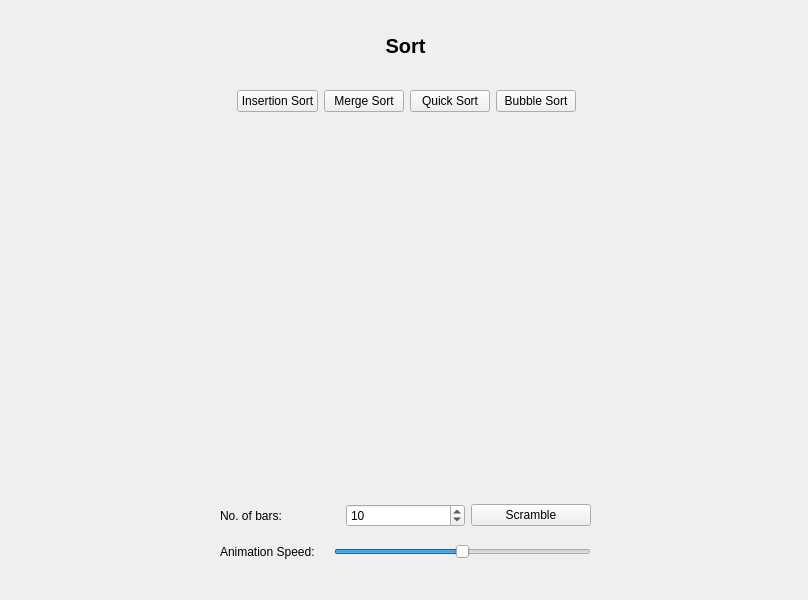
Above: qt_designer.ui from Spoonzio/Sort-and-Shuffle before the change. Below: the same form after it.
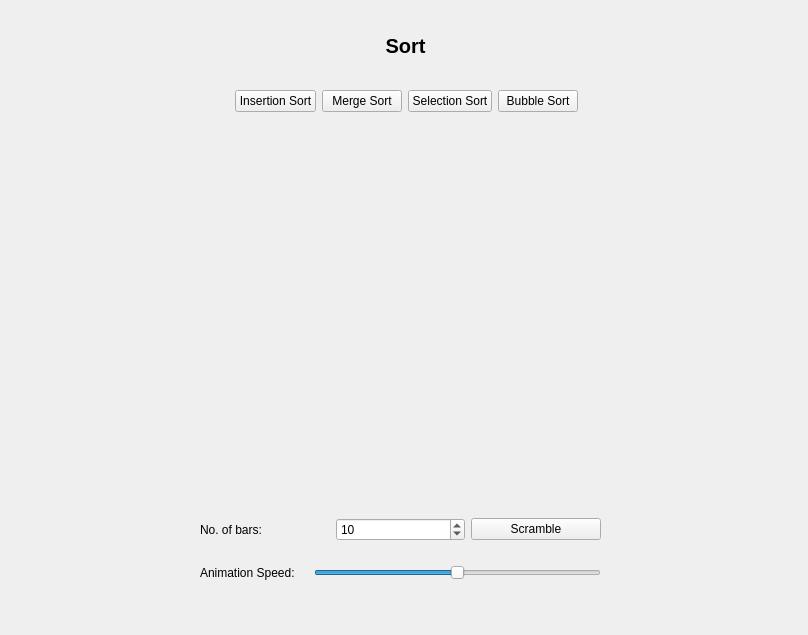
That is the form after the change. Custom widgets are drawn as their Qt base class.

Commit message: Complete Selection Sort method. Buttons will now be disabled when graph is updating.

```diff
--- a/qt_designer.ui
+++ b/qt_designer.ui
@@ -7,7 +7,7 @@
     <x>0</x>
     <y>0</y>
     <width>808</width>
-    <height>600</height>
+    <height>635</height>
    </rect>
   </property>
   <property name="windowTitle">
@@ -87,7 +87,7 @@
      <item>
       <widget class="QPushButton" name="btn_Quick">
        <property name="text">
-        <string>Quick Sort</string>
+        <string>Selection Sort</string>
        </property>
       </widget>
      </item>
@@ -113,15 +113,17 @@
      </item>
     </layout>
    </widget>
-   <widget class="QWidget" name="layoutWidget">
+   <widget class="QWidget" name="">
     <property name="geometry">
      <rect>
-      <x>220</x>
+      <x>200</x>
       <y>500</y>
-      <width>371</width>
-      <height>31</height>
+      <width>401</width>
+      <height>98</height>
      </rect>
     </property>
+    <layout class="QVBoxLayout" name="verticalLayout">
+     <item>
     <layout class="QHBoxLayout" name="horizontalLayout_2">
      <item>
       <widget class="QLabel" name="lblBars">
@@ -151,16 +153,8 @@
       </widget>
      </item>
     </layout>
-   </widget>
-   <widget class="QWidget" name="">
-    <property name="geometry">
-     <rect>
-      <x>220</x>
-      <y>540</y>
-      <width>371</width>
-      <height>24</height>
-     </rect>
-    </property>
+     </item>
+     <item>
     <layout class="QHBoxLayout" name="horizontalLayout_3">
      <item>
       <widget class="QLabel" name="lblAnim">
@@ -184,6 +178,8 @@
         <enum>Qt::Horizontal</enum>
        </property>
       </widget>
+       </item>
+      </layout>
      </item>
     </layout>
    </widget>
```
Left out of the diff: 2 changed lines with no effect on the pictures. Lines whose indentation alone changed are shown as unchanged. The commit also changes 1 other file.
